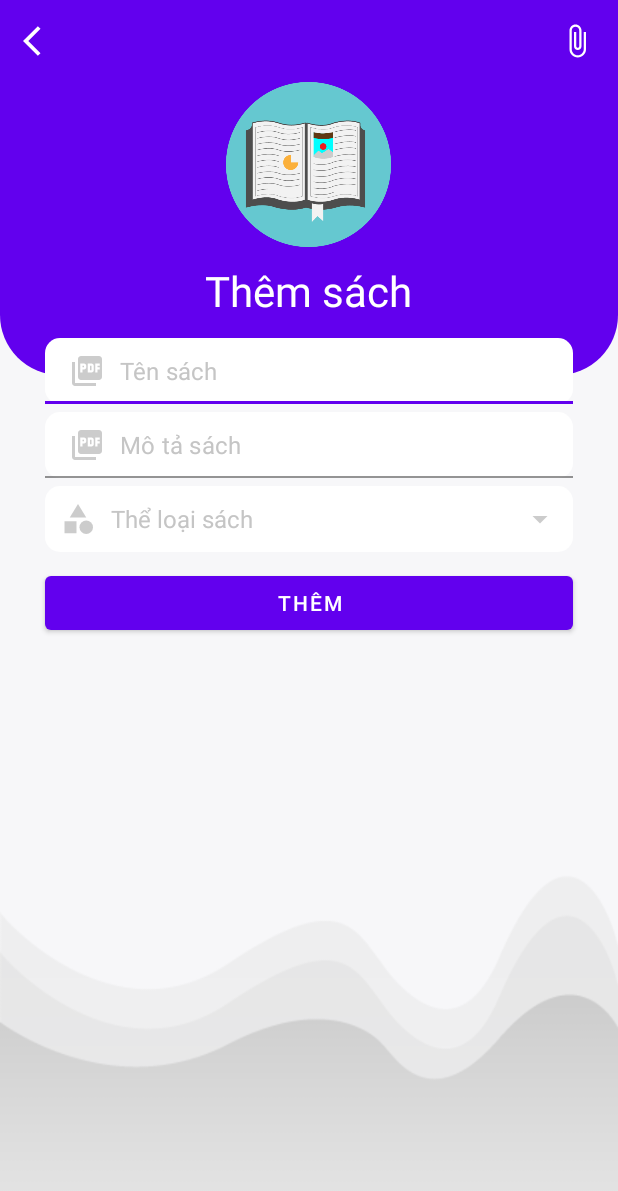
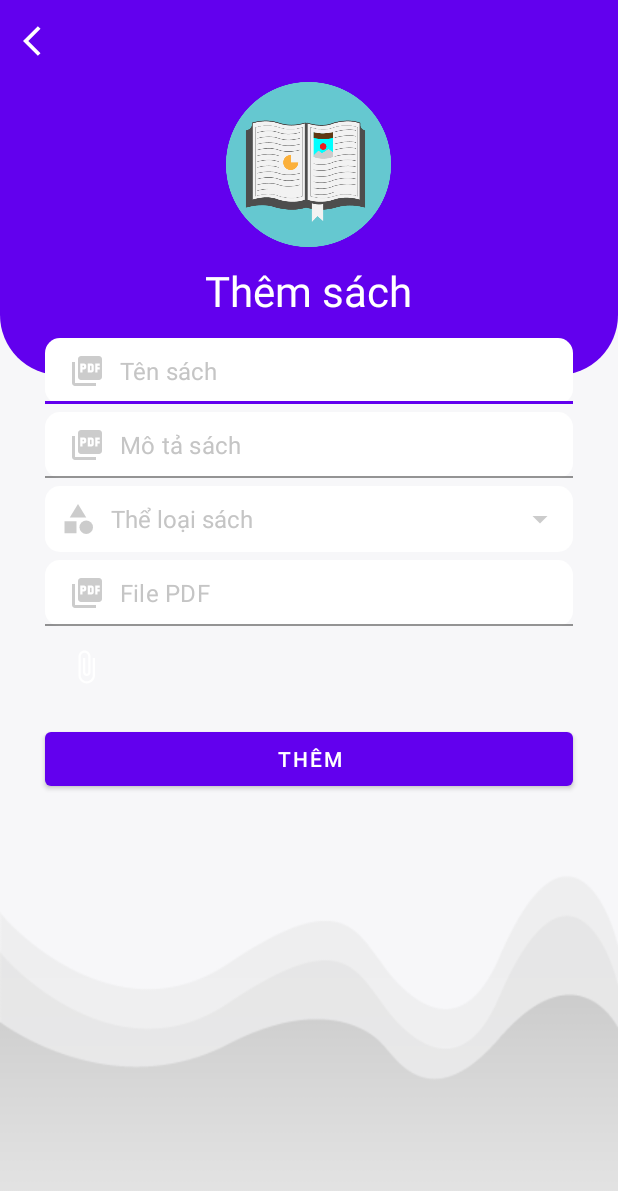
Before and after one commit to VDTune/Readify, an Android app: the PdfAddActivity screen opened directly, with no data from a screen before it, on a phone screen of 412 x 824 dp. Shown: the top 1191 px of the screen. Run offline under Robolectric (Android 15) with nearby library versions, the phone set to English and light mode, and no system bars; our stand-ins replace Firebase (no records; nobody signed in at launch, a user with empty details on screens opened directly).

```diff
--- /dev/null
+++ b/app/src/main/res/drawable/ic_favorite_border_white.xml
@@ -0,0 +1,5 @@
+<vector android:height="24dp" android:tint="#FFFFFF"
+    android:viewportHeight="24" android:viewportWidth="24"
+    android:width="24dp" xmlns:android="http://schemas.android.com/apk/res/android">
+    <path android:fillColor="@android:color/white" android:pathData="M16.5,3c-1.74,0 -3.41,0.81 -4.5,2.09C10.91,3.81 9.24,3 7.5,3 4.42,3 2,5.42 2,8.5c0,3.78 3.4,6.86 8.55,11.54L12,21.35l1.45,-1.32C18.6,15.36 22,12.28 22,8.5 22,5.42 19.58,3 16.5,3zM12.1,18.55l-0.1,0.1 -0.1,-0.1C7.14,14.24 4,11.39 4,8.5 4,6.5 5.5,5 7.5,5c1.54,0 3.04,0.99 3.57,2.36h1.87C13.46,5.99 14.96,5 16.5,5c2,0 3.5,1.5 3.5,3.5 0,2.89 -3.14,5.74 -7.9,10.05z"/>
+</vector>
--- /dev/null
+++ b/app/src/main/res/drawable/ic_favorite_white.xml
@@ -0,0 +1,5 @@
+<vector android:height="24dp" android:tint="#FFFFFF"
+    android:viewportHeight="24" android:viewportWidth="24"
+    android:width="24dp" xmlns:android="http://schemas.android.com/apk/res/android">
+    <path android:fillColor="@android:color/white" android:pathData="M12,21.35l-1.45,-1.32C5.4,15.36 2,12.28 2,8.5 2,5.42 4.42,3 7.5,3c1.74,0 3.41,0.81 4.5,2.09C13.09,3.81 14.76,3 16.5,3 19.58,3 22,5.42 22,8.5c0,3.78 -3.4,6.86 -8.55,11.54L12,21.35z"/>
+</vector>
--- a/app/src/main/res/layout/activity_pdf_add.xml
+++ b/app/src/main/res/layout/activity_pdf_add.xml
@@ -45,19 +45,7 @@
             android:textColor="@color/white"
             android:textSize="28sp" />
 
-        <!--nút thêm file pdf-->
-        <ImageButton
-            android:id="@+id/attachPdfBtn"
-            android:layout_width="wrap_content"
-            android:layout_height="wrap_content"
-            android:layout_alignParentEnd="true"
-            android:layout_marginStart="10dp"
-            android:layout_marginTop="10dp"
-            android:layout_marginEnd="10dp"
-            android:layout_marginBottom="10dp"
-            android:background="@android:color/transparent"
-            android:padding="5dp"
-            android:src="@drawable/ic_attach_white" />
+
 
     </RelativeLayout>
 
@@ -133,13 +121,55 @@
         android:textColorHint="@color/gray01"
         android:textSize="16sp" />
 
+    <!--mô tả-->
+    <com.google.android.material.textfield.TextInputLayout
+        android:id="@+id/pdfTitleTil"
+        android:layout_width="match_parent"
+        android:layout_height="wrap_content"
+        android:layout_below="@+id/categoryTv"
+        android:layout_marginStart="30dp"
+        android:layout_marginTop="5dp"
+        android:layout_marginEnd="30dp"
+        app:hintEnabled="false">
+
+
+        <EditText
+            android:id="@+id/pdfTitleEt"
+            android:layout_width="match_parent"
+            android:layout_height="wrap_content"
+            android:background="@drawable/shape_edittext01"
+            android:drawableStart="@drawable/ic_pdf_gray"
+            android:drawablePadding="10dp"
+            android:hint="File PDF"
+            android:inputType="textMultiLine|textCapSentences"
+            android:padding="10dp"
+            android:textColor="@color/black"
+            android:textColorHint="@color/gray01"
+            android:textSize="16sp"/>
+        <!--nút thêm file pdf-->
+        <ImageButton
+            android:id="@+id/attachPdfBtn"
+            android:layout_width="wrap_content"
+            android:layout_height="wrap_content"
+            android:layout_alignParentEnd="true"
+            android:layout_marginStart="10dp"
+            android:layout_marginTop="10dp"
+            android:layout_marginEnd="10dp"
+            android:layout_marginBottom="10dp"
+            android:background="@android:color/transparent"
+            android:padding="5dp"
+            android:src="@drawable/ic_attach_white" />
+
+
+    </com.google.android.material.textfield.TextInputLayout>
+
     <!--btn up load pdf-->
 
     <Button
         android:id="@+id/submitBtn"
         android:layout_width="match_parent"
         android:layout_height="wrap_content"
-        android:layout_below="@+id/categoryTv"
+        android:layout_below="@+id/pdfTitleTil"
         android:layout_marginStart="30dp"
         android:layout_marginTop="10dp"
         android:layout_marginEnd="30dp"
```
Also changed, not shown: app/src/main/java/com/example/readify/PdfDetailActivity.kt (+96 -0 lines), app/src/main/res/layout/activity_pdf_detail.xml (+13 -3 lines).
